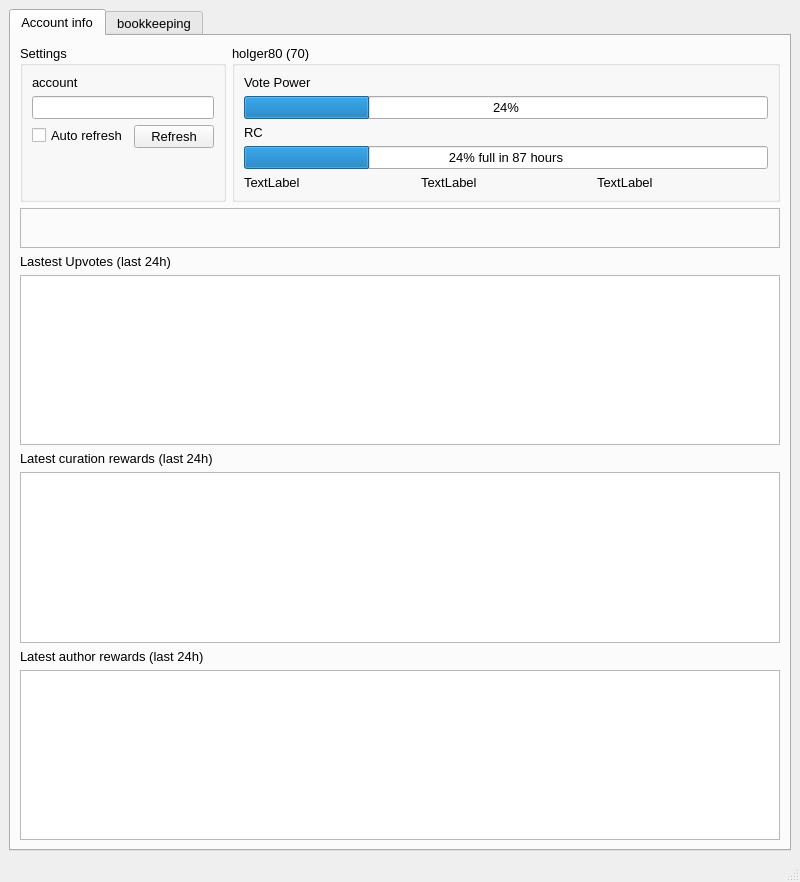
Before: the Qt Designer form ui/mainwindow.ui in holgern/hivedesktop, drawn with Qt 5.
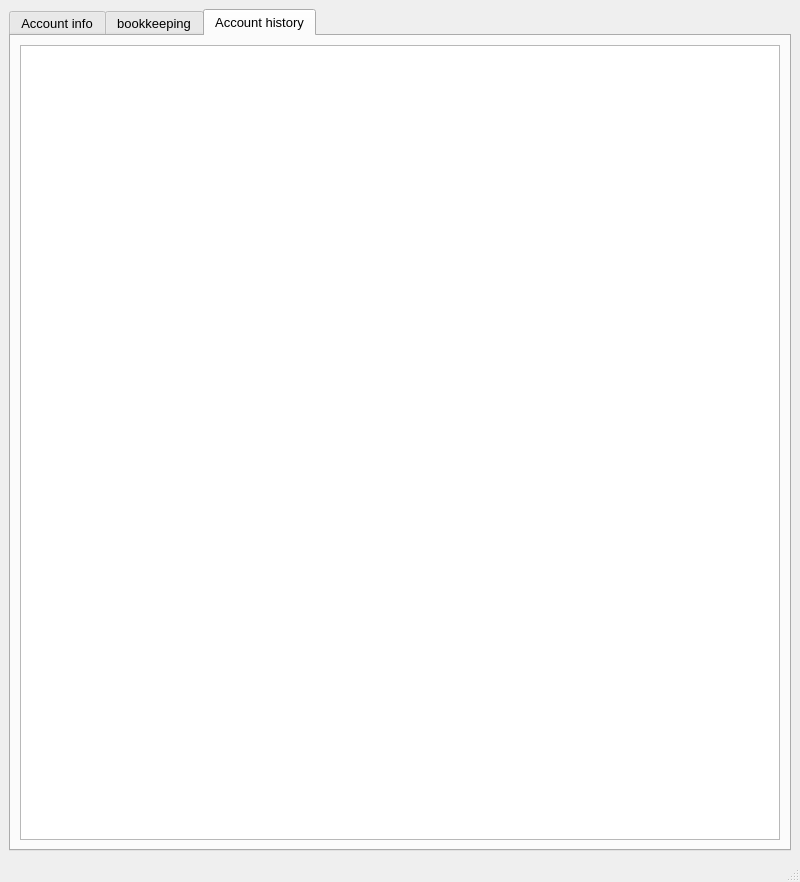
After: the same form once the commit is applied. The open tabs and pages were chosen to show the change.

Commit message: Display account history of the last 24 hours

```diff
--- a/ui/mainwindow.ui
+++ b/ui/mainwindow.ui
@@ -329,6 +329,16 @@
         </item>
        </layout>
       </widget>
+      <widget class="QWidget" name="tab_3">
+       <attribute name="title">
+        <string>Account history</string>
+       </attribute>
+       <layout class="QGridLayout" name="gridLayout_5">
+        <item row="0" column="0">
+         <widget class="QListWidget" name="accountHistListWidget"/>
+        </item>
+       </layout>
+      </widget>
      </widget>
     </item>
    </layout>
```
The commit also changes 2 other files.
